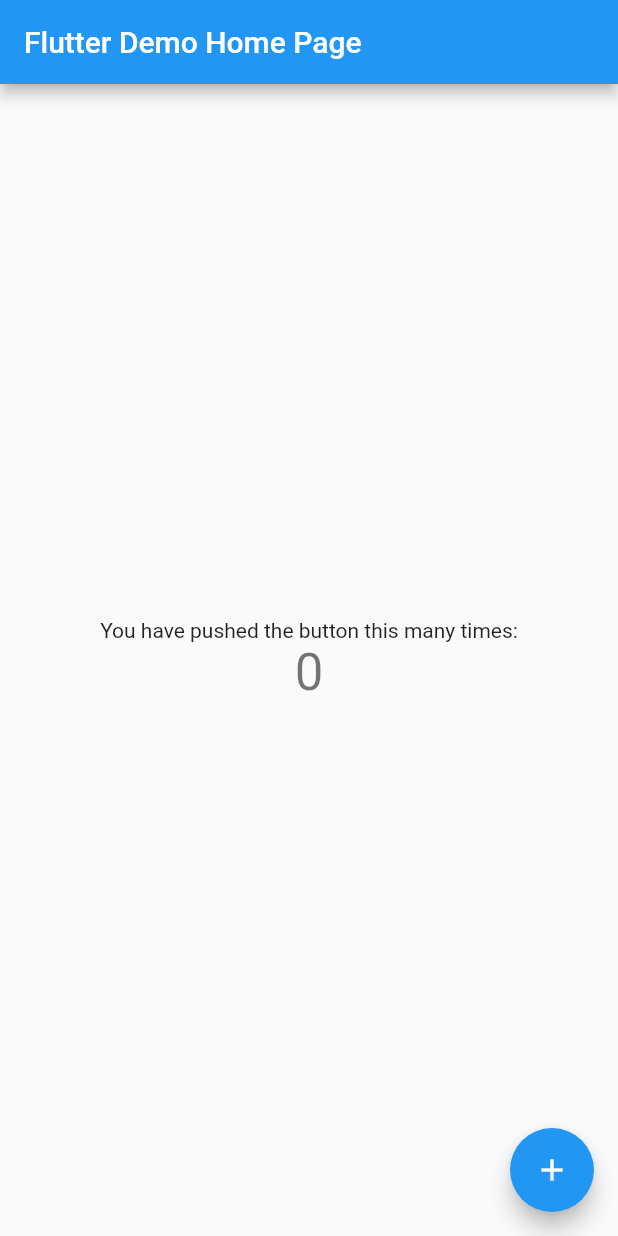
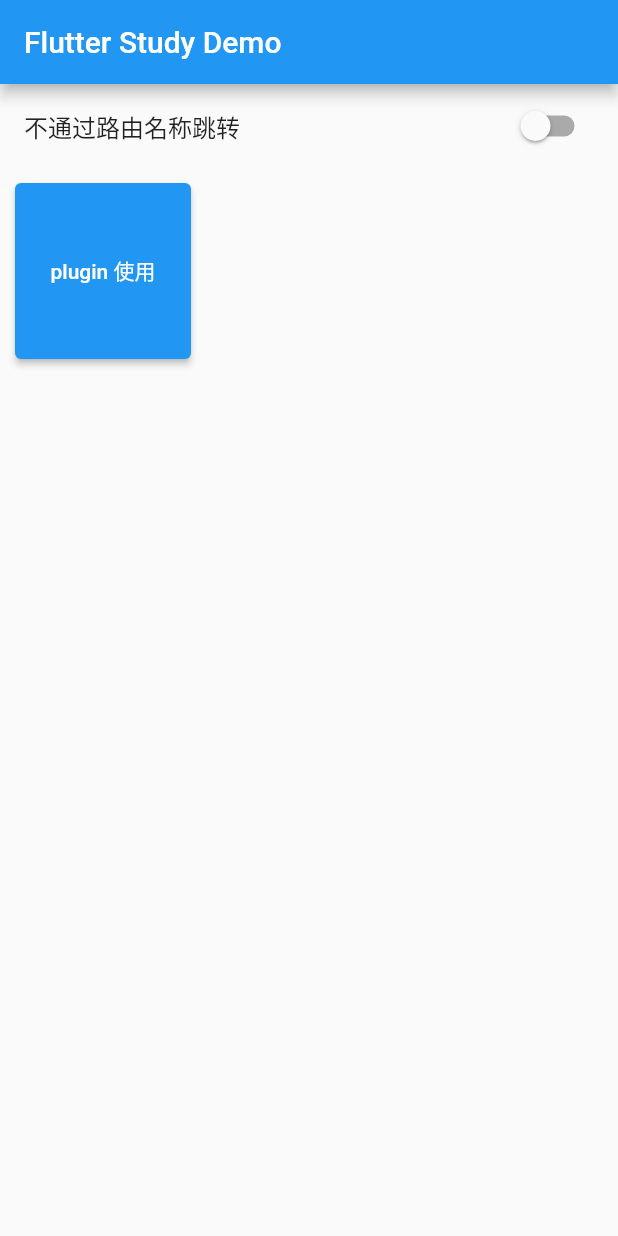
Before and after one commit to wkl007/flutter_base_demo, a Flutter app: the screen it shows after launch, on a phone screen of 412 x 824 dp. Run offline on Flutter 3.47's test engine with Material 2 defaults, Android fonts, the phone set to English and light mode, and no system bars; our stand-ins replace hexcolor.

Commit message:
feat: hexcolor 插件使用

```diff
--- a/lib/main.dart
+++ b/lib/main.dart
@@ -1,4 +1,6 @@
+import 'package:flutter/cupertino.dart';
 import 'package:flutter/material.dart';
+import 'package:flutter_base_demo/pages/plugin_use.dart';
 
 void main() {
   runApp(MyApp());
@@ -11,103 +13,71 @@ class MyApp extends StatelessWidget {
     return MaterialApp(
       title: 'Flutter Demo',
       theme: ThemeData(
-        // This is the theme of your application.
-        //
-        // Try running your application with "flutter run". You'll see the
-        // application has a blue toolbar. Then, without quitting the app, try
-        // changing the primarySwatch below to Colors.green and then invoke
-        // "hot reload" (press "r" in the console where you ran "flutter run",
-        // or simply save your changes to "hot reload" in a Flutter IDE).
-        // Notice that the counter didn't reset back to zero; the application
-        // is not restarted.
         primarySwatch: Colors.blue,
       ),
-      home: MyHomePage(title: 'Flutter Demo Home Page'),
+      home: Scaffold(
+        appBar: AppBar(title: Text('Flutter Study Demo')),
+        body: RouteNavigator(),
+      ),
+      routes: {
+        'plugin': (BuildContext context) => PluginUsePage(),
+      },
     );
   }
 }
 
-class MyHomePage extends StatefulWidget {
-  MyHomePage({Key? key, required this.title}) : super(key: key);
-
-  // This widget is the home page of your application. It is stateful, meaning
-  // that it has a State object (defined below) that contains fields that affect
-  // how it looks.
-
-  // This class is the configuration for the state. It holds the values (in this
-  // case the title) provided by the parent (in this case the App widget) and
-  // used by the build method of the State. Fields in a Widget subclass are
-  // always marked "final".
-
-  final String title;
-
+class RouteNavigator extends StatefulWidget {
   @override
-  _MyHomePageState createState() => _MyHomePageState();
+  _RouteNavigatorState createState() => _RouteNavigatorState();
 }
 
-class _MyHomePageState extends State<MyHomePage> {
-  int _counter = 0;
-
-  void _incrementCounter() {
-    setState(() {
-      // This call to setState tells the Flutter framework that something has
-      // changed in this State, which causes it to rerun the build method below
-      // so that the display can reflect the updated values. If we changed
-      // _counter without calling setState(), then the build method would not be
-      // called again, and so nothing would appear to happen.
-      _counter++;
-    });
-  }
+class _RouteNavigatorState extends State<RouteNavigator> {
+  bool byName = false;
 
   @override
   Widget build(BuildContext context) {
-    // This method is rerun every time setState is called, for instance as done
-    // by the _incrementCounter method above.
-    //
-    // The Flutter framework has been optimized to make rerunning build methods
-    // fast, so that you can just rebuild anything that needs updating rather
-    // than having to individually change instances of widgets.
-    return Scaffold(
-      appBar: AppBar(
-        // Here we take the value from the MyHomePage object that was created by
-        // the App.build method, and use it to set our appbar title.
-        title: Text(widget.title),
-      ),
-      body: Center(
-        // Center is a layout widget. It takes a single child and positions it
-        // in the middle of the parent.
-        child: Column(
-          // Column is also a layout widget. It takes a list of children and
-          // arranges them vertically. By default, it sizes itself to fit its
-          // children horizontally, and tries to be as tall as its parent.
-          //
-          // Invoke "debug painting" (press "p" in the console, choose the
-          // "Toggle Debug Paint" action from the Flutter Inspector in Android
-          // Studio, or the "Toggle Debug Paint" command in Visual Studio Code)
-          // to see the wireframe for each widget.
-          //
-          // Column has various properties to control how it sizes itself and
-          // how it positions its children. Here we use mainAxisAlignment to
-          // center the children vertically; the main axis here is the vertical
-          // axis because Columns are vertical (the cross axis would be
-          // horizontal).
-          mainAxisAlignment: MainAxisAlignment.center,
-          children: <Widget>[
-            Text(
-              'You have pushed the button this many times:',
-            ),
-            Text(
-              '$_counter',
-              style: Theme.of(context).textTheme.headline4,
-            ),
-          ],
+    return Column(
+      children: [
+        SwitchListTile(
+            title: Text('${byName ? '' : '不'}通过路由名称跳转'),
+            value: byName,
+            onChanged: (value) {
+              setState(() {
+                byName = value;
+              });
+            }),
+        Flexible(
+          child: GridView.count(
+            crossAxisCount: 3,
+            children: [
+              _item('plugin 使用', PluginUsePage(), 'plugin'),
+            ],
+          ),
+        )
+      ],
+    );
+  }
+
+  _item(String title, Widget page, String routeName) {
+    return Container(
+      margin: EdgeInsets.all(10),
+      child: ElevatedButton(
+        style: TextButton.styleFrom(backgroundColor: Colors.blue),
+        onPressed: () {
+          if (byName) {
+            Navigator.pushNamed(context, routeName);
+          } else {
+            Navigator.push(
+              context,
+              CupertinoPageRoute(builder: (context) => page),
+            );
+          }
+        },
+        child: Text(
+          title,
+          style: TextStyle(color: Colors.white),
         ),
       ),
-      floatingActionButton: FloatingActionButton(
-        onPressed: _incrementCounter,
-        tooltip: 'Increment',
-        child: Icon(Icons.add),
-      ), // This trailing comma makes auto-formatting nicer for build methods.
     );
   }
 }
--- a/pubspec.yaml
+++ b/pubspec.yaml
@@ -28,6 +28,7 @@ dependencies:
   # The following adds the Cupertino Icons font to your application.
   # Use with the CupertinoIcons class for iOS style icons.
   cupertino_icons: ^1.0.2
+  hexcolor: ^2.0.3
 
 dev_dependencies:
   flutter_test:
```
Also changed, not shown: lib/pages/plugin_use.dart (added, +35 -0 lines), pubspec.lock, 1 other file.
